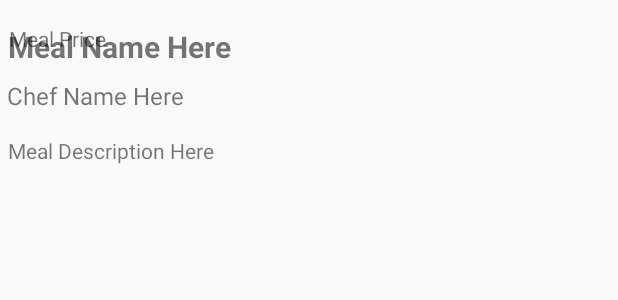
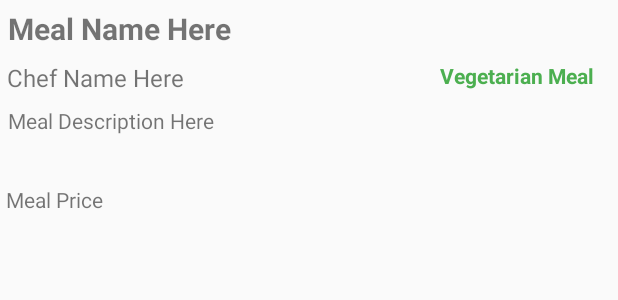
Before and after one commit to TheHiberNate/Mealer-Application, an Android app: the layout search_meal_adapter.xml on its own in the app's theme, with its tools: preview values and no code run, on a phone screen of 412 x 824 dp. Shown: the top 300 px of the screen. Run offline under Robolectric (Android 15) with nearby library versions, the phone set to English and light mode, and no system bars.

Commit message:
Added MealSearch Adapter

```diff
--- a/app/src/main/res/layout/search_meal_adapter.xml
+++ b/app/src/main/res/layout/search_meal_adapter.xml
@@ -6,22 +6,22 @@
     android:layout_height="match_parent">
 
     <TextView
-        android:id="@+id/textView5"
+        android:id="@+id/mealVegetarianSearch"
         android:layout_width="wrap_content"
         android:layout_height="wrap_content"
-        android:text="Meal Price"
-        app:layout_constraintBottom_toBottomOf="parent"
+        android:layout_marginTop="8dp"
+        android:layout_marginEnd="16dp"
+        android:text="Vegetarian Meal"
+        android:textColor="#4CAF50"
+        android:textStyle="bold"
         app:layout_constraintEnd_toEndOf="parent"
-        app:layout_constraintHorizontal_bias="0.017"
-        app:layout_constraintStart_toStartOf="parent"
-        app:layout_constraintTop_toBottomOf="@+id/textView5"
-        app:layout_constraintVertical_bias="0.01999998" />
+        app:layout_constraintTop_toBottomOf="@+id/mealNameSearch" />
 
     <TextView
-        android:id="@+id/textView6"
+        android:id="@+id/mealDescriptionSearch"
         android:layout_width="393dp"
         android:layout_height="49dp"
-        android:layout_marginTop="16dp"
+        android:layout_marginTop="8dp"
         android:text="Meal Description Here"
         app:layout_constraintEnd_toEndOf="parent"
         app:layout_constraintHorizontal_bias="0.277"
@@ -40,23 +40,7 @@
         app:layout_constraintHorizontal_bias="0.019"
         app:layout_constraintStart_toStartOf="parent"
         app:layout_constraintTop_toTopOf="parent"
-        app:layout_constraintVertical_bias="0.022" />
-
-    <TextView
-        android:id="@+id/textView7"
-        android:layout_width="wrap_content"
-        android:layout_height="wrap_content"
-        android:text="Vegetarian"
-        android:textColor="#8BC34A"
-        android:textStyle="bold"
-        android:visibility="invisible"
-        app:layout_constraintBottom_toBottomOf="parent"
-        app:layout_constraintEnd_toEndOf="parent"
-        app:layout_constraintHorizontal_bias="0.751"
-        app:layout_constraintStart_toEndOf="@+id/textView6"
-        app:layout_constraintTop_toBottomOf="@+id/textView5"
-        app:layout_constraintVertical_bias="0.01999998"
-        tools:visibility="invisible" />
+        app:layout_constraintVertical_bias="0.007" />
 
     <TextView
         android:id="@+id/chefNameSearch"
@@ -69,4 +53,14 @@
         app:layout_constraintHorizontal_bias="0.017"
         app:layout_constraintStart_toStartOf="parent"
         app:layout_constraintTop_toBottomOf="@+id/mealNameSearch" />
+
+    <TextView
+        android:id="@+id/mealPriceSearch"
+        android:layout_width="wrap_content"
+        android:layout_height="wrap_content"
+        android:layout_marginStart="4dp"
+        android:layout_marginTop="3dp"
+        android:text="Meal Price"
+        app:layout_constraintStart_toStartOf="parent"
+        app:layout_constraintTop_toBottomOf="@+id/mealDescriptionSearch" />
 </androidx.constraintlayout.widget.ConstraintLayout>
```
Also changed, not shown: app/src/main/java/com/example/mealer/adapters/MealSearchAdapter.java (added, +48 -0 lines).
